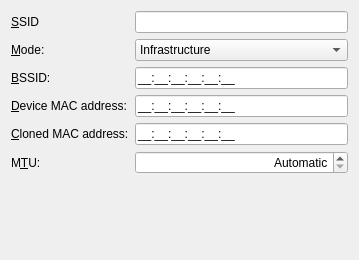
This is editor/ui/wificonnectionwidget.ui in KDE/plasma-nm as Qt 5 draws it before an edit. The edited form follows.
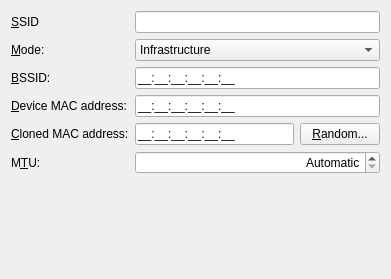
This is the edited form.

Commit message: generate random MAC cloned address

The edit to the form file:
```diff
--- a/editor/ui/wificonnectionwidget.ui
+++ b/editor/ui/wificonnectionwidget.ui
@@ -6,8 +6,8 @@
    <rect>
     <x>0</x>
     <y>0</y>
-    <width>359</width>
-    <height>260</height>
+    <width>391</width>
+    <height>279</height>
    </rect>
   </property>
   <property name="windowTitle">
@@ -103,6 +103,8 @@
     </widget>
    </item>
    <item row="4" column="1">
+    <layout class="QHBoxLayout" name="horizontalLayout">
+     <item>
     <widget class="QLineEdit" name="clonedMacAddress">
      <property name="sizePolicy">
       <sizepolicy hsizetype="MinimumExpanding" vsizetype="Fixed">
@@ -118,6 +120,15 @@
      </property>
     </widget>
    </item>
+     <item>
+      <widget class="QPushButton" name="btnRandomMacAddr">
+       <property name="text">
+        <string>&amp;Random...</string>
+       </property>
+      </widget>
+     </item>
+    </layout>
+   </item>
    <item row="5" column="0">
     <widget class="QLabel" name="label_3">
      <property name="text">
```
Left out of the diff: 47 changed lines with no effect on the pictures. Lines whose indentation alone changed are shown as unchanged. The commit also changes 2 other files.
